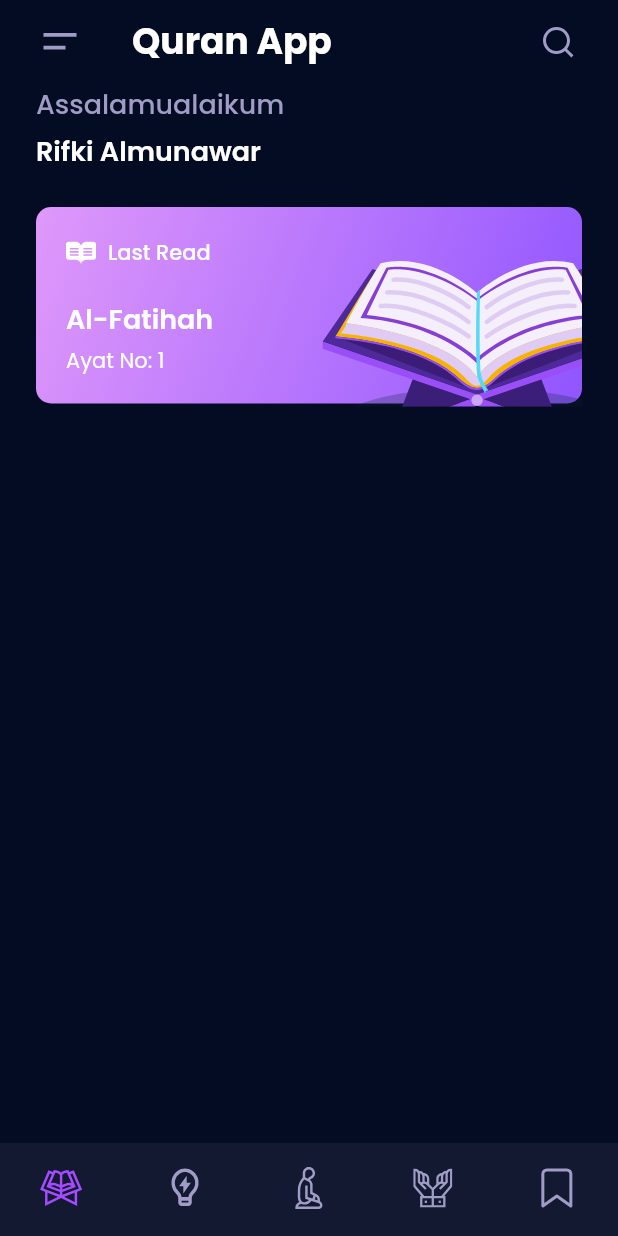
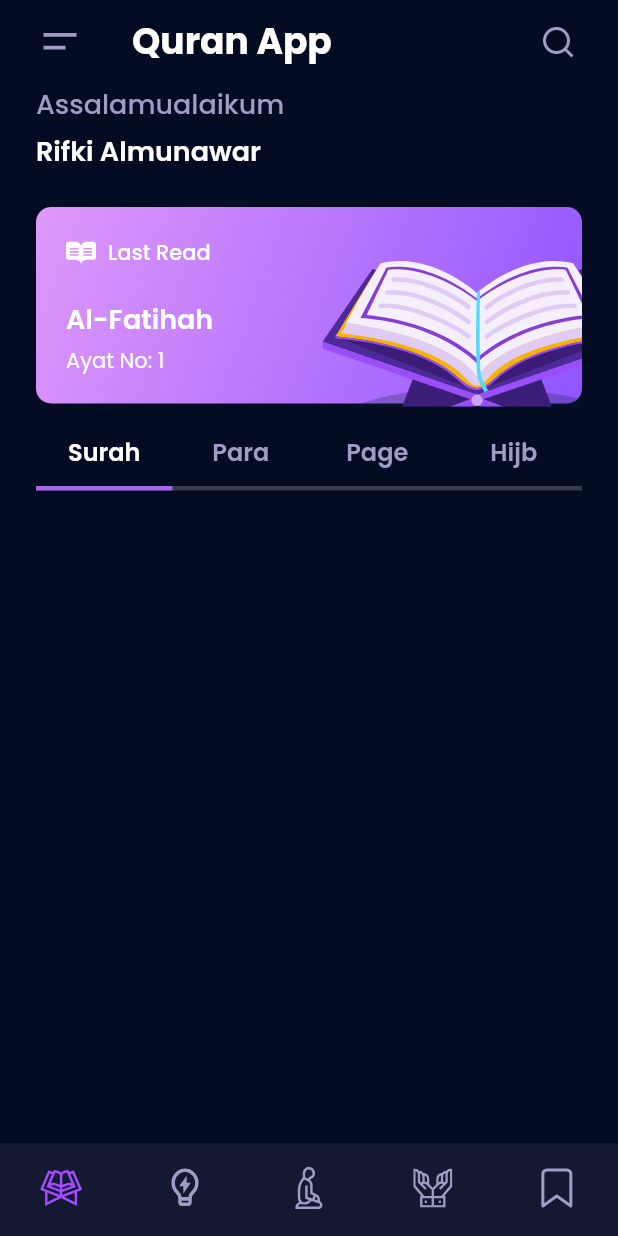
Before and after one commit to almunawar12/quran-apps, a Flutter app: the HomeScreen screen opened directly, on a phone screen of 412 x 824 dp. Run offline on Flutter 3.47's test engine with Material 2 defaults, Android fonts, the phone set to English and light mode, and no system bars; our stand-ins replace flutter_svg, google_fonts.

Commit message:
add tab bar

```diff
--- a/lib/screens/home_screen.dart
+++ b/lib/screens/home_screen.dart
@@ -12,9 +12,68 @@ class HomeScreen extends StatelessWidget {
       backgroundColor: background,
       appBar: _appBar(),
       bottomNavigationBar: _bottomNavigationBar(),
-      body: Padding(
+      body: DefaultTabController(
+        length: 4,
+        child: Padding(
           padding: const EdgeInsets.symmetric(horizontal: 24),
-        child: Column(
+          child: NestedScrollView(
+            headerSliverBuilder: (context, innerBoxIsScrolled) => [
+              SliverToBoxAdapter(
+                child: _greeting(),
+              ),
+              SliverAppBar(
+                pinned: true,
+                shape: Border(
+                  bottom: BorderSide(
+                    width: 3,
+                    color: const Color(0xFFAAAAAA).withOpacity(.3),
+                  ),
+                ),
+                elevation: 0,
+                backgroundColor: background,
+                automaticallyImplyLeading: false,
+                bottom: PreferredSize(
+                  preferredSize: const Size.fromHeight(0),
+                  child: _tab(),
+                ),
+              ),
+            ],
+            body: Container(),
+          ),
+        ),
+      ),
+    );
+  }
+
+  TabBar _tab() {
+    return TabBar(
+      unselectedLabelColor: text,
+      labelColor: Colors.white,
+      indicatorColor: primary,
+      indicatorWeight: 3,
+      tabs: [
+        _tabItem(label: "Surah"),
+        _tabItem(label: "Para"),
+        _tabItem(label: "Page"),
+        _tabItem(label: "Hijb"),
+      ],
+    );
+  }
+
+  Tab _tabItem({required String label}) {
+    return Tab(
+      child: Text(
+        label,
+        style: GoogleFonts.poppins(
+          fontSize: 16,
+          fontWeight: FontWeight.w600,
+        ),
+      ),
+    );
+  }
+
+  Column _greeting() {
+    return Column(
       crossAxisAlignment: CrossAxisAlignment.start,
       children: [
         Text(
@@ -41,8 +100,6 @@ class HomeScreen extends StatelessWidget {
         ),
         _lastRead(),
       ],
-        ),
-      ),
     );
   }
 
```
Lines whose indentation alone changed are shown as unchanged.
